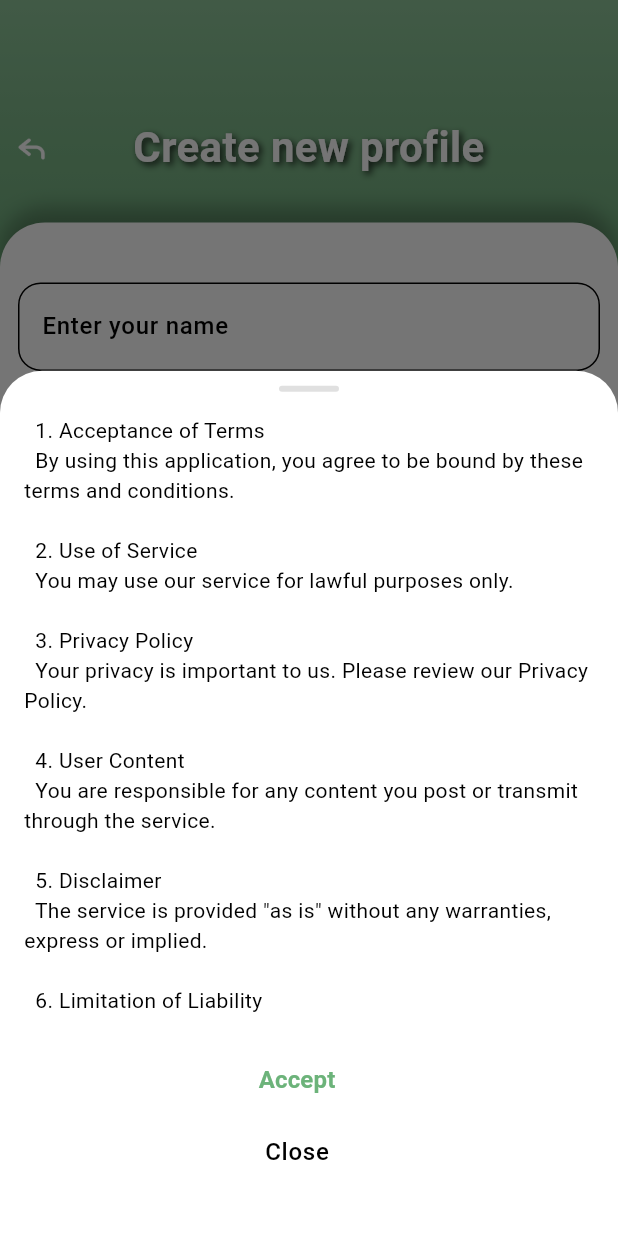
After one commit to VGoychev/calorie_calculator, a Flutter app: the Register screen opened by its route, after a tap on "Terms & conditions.", on a phone screen of 412 x 824 dp. The commit adds this screen. Run offline on Flutter 3.47's test engine with Material 3 defaults, Android fonts, the phone set to English and light mode, and no system bars; our stand-ins replace cloud_firestore, firebase_auth, firebase_core, flutter_secure_storage, google_sign_in, rive and 1 more; missing offline and left inert: flutter_facebook_auth, wheel_picker; accounts and stored records are empty; generated files the repository leaves out were written again.

Commit message:
code refactoring

```diff
--- a/lib/screens/register/register.dart
+++ b/lib/screens/register/register.dart
@@ -1,5 +1,6 @@
 import 'package:calorie_calculator/screens/register/register_view.dart';
 import 'package:calorie_calculator/services/auth_service.dart';
+import 'package:calorie_calculator/widgets/terms_bottom_sheet/terms_bottom_sheet.dart';
 import 'package:flutter/material.dart';
 
 class Register extends StatefulWidget {
@@ -89,4 +90,11 @@ class RegisterState extends State<Register> {
   Widget build(BuildContext context) {
     return RegisterView(this);
   }
+
+  void onTermsTap() async {
+    final agreedToTerms = await TermsBottomSheet.show(context);
+    setState(() {
+      _agreedToTerms = agreedToTerms ?? false;
+    });
+  }
 }
--- /dev/null
+++ b/lib/widgets/terms_bottom_sheet/terms_bottom_sheet.dart
@@ -0,0 +1,102 @@
+import 'package:flutter/material.dart';
+
+class TermsBottomSheet extends StatefulWidget {
+  const TermsBottomSheet({super.key});
+
+  @override
+  State<TermsBottomSheet> createState() => _TermsBottomSheetState();
+
+  static Future<bool?> show(BuildContext context) async {
+    return await showModalBottomSheet<bool>(
+      context: context,
+      isScrollControlled: true,
+      builder: (BuildContext context) => const TermsBottomSheet(),
+    );
+  }
+}
+
+class _TermsBottomSheetState extends State<TermsBottomSheet> {
+  @override
+  Widget build(BuildContext context) {
+    return SizedBox(
+      height: MediaQuery.of(context).size.height * 0.7,
+      child: Column(
+        children: [
+          const SizedBox(height: 10),
+          Container(
+            width: 40,
+            height: 4,
+            decoration: BoxDecoration(
+              color: Colors.grey[300],
+              borderRadius: BorderRadius.circular(2),
+            ),
+          ),
+          Expanded(
+            child: SingleChildScrollView(
+              child: Padding(
+                padding: const EdgeInsets.all(16.0),
+                child: Text(
+                  '''
+  1. Acceptance of Terms
+  By using this application, you agree to be bound by these terms and conditions.
+
+  2. Use of Service
+  You may use our service for lawful purposes only.
+
+  3. Privacy Policy
+  Your privacy is important to us. Please review our Privacy Policy.
+
+  4. User Content
+  You are responsible for any content you post or transmit through the service.
+
+  5. Disclaimer
+  The service is provided "as is" without any warranties, express or implied.
+
+  6. Limitation of Liability
+  In no event shall we be liable for any indirect, incidental, special, consequential, or punitive damages.
+
+  7. Changes to Terms
+  We reserve the right to modify these terms at any time.
+
+  8. Governing Law
+  These terms shall be governed by and construed in accordance with applicable laws.
+
+  For questions about these terms, please contact our support team.
+                        ''',
+                  style: const TextStyle(fontSize: 14),
+                ),
+              ),
+            ),
+          ),
+          Padding(
+            padding: const EdgeInsets.fromLTRB(16, 16, 32, 32),
+            child: Column(
+              mainAxisAlignment: MainAxisAlignment.center,
+              children: [
+                TextButton(
+                  onPressed: () {
+                    Navigator.of(context).pop(true);
+                  },
+                  child: Text(
+                    'Accept',
+                    style: TextStyle(
+                      color: Theme.of(context).primaryColor,
+                      fontWeight: FontWeight.w600,
+                      fontSize: 16,
+                    ),
+                  ),
+                ),
+                const SizedBox(width: 8),
+                TextButton(
+                  onPressed: () => Navigator.of(context).pop(false),
+                  child: Text('Close',
+                      style: Theme.of(context).textTheme.bodyLarge),
+                ),
+              ],
+            ),
+          ),
+        ],
+      ),
+    );
+  }
+}
```
Also changed, not shown: lib/screens/home/home_view.dart (+2 -57 lines), lib/screens/register/register_view.dart (+1 -91 lines), lib/widgets/home_bottom_app_bar/bottom_app_bar_widget.dart (added, +66 -0 lines), lib/widgets/selectors/activity_level_selector/activity_level_selector.dart (renamed from lib/widgets/activity_level_selector/activity_level_selector.dart), lib/widgets/selectors/age_selector/age_selector.dart (renamed from lib/widgets/age_selector/age_selector.dart), lib/widgets/selectors/gender_selector/gender_selector.dart (renamed from lib/widgets/gender_selector/gender_selector.dart), lib/widgets/selectors/height_selector/height_selector.dart (renamed from lib/widgets/height_selector/height_selector.dart), lib/widgets/selectors/weight_selector/weight_selector.dart (renamed from lib/widgets/weight_selector/weight_selector.dart).
